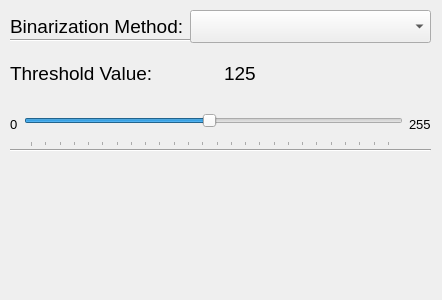
R1ma0/TheIsolatorOfStringsOfGalaxies, file Widgets/skeletonizationWindowUI.ui: the form before one commit.
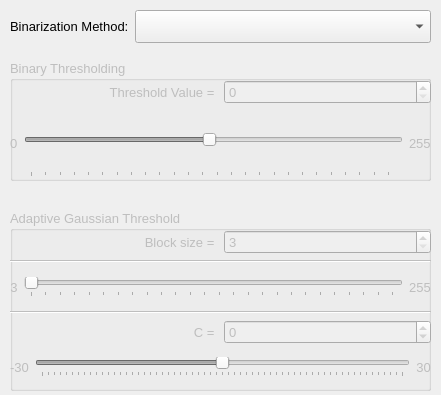
The form after the commit.

Commit message: the interface has been changed and an adaptive Gaussian binarization method has been added

Patch:
```diff
--- a/Widgets/skeletonizationWindowUI.ui
+++ b/Widgets/skeletonizationWindowUI.ui
@@ -6,39 +6,13 @@
    <rect>
     <x>0</x>
     <y>0</y>
-    <width>442</width>
-    <height>300</height>
+    <width>441</width>
+    <height>395</height>
    </rect>
   </property>
   <property name="windowTitle">
    <string>Skeletonization</string>
   </property>
-  <widget class="Line" name="line">
-   <property name="geometry">
-    <rect>
-     <x>10</x>
-     <y>30</y>
-     <width>421</width>
-     <height>20</height>
-    </rect>
-   </property>
-   <property name="orientation">
-    <enum>Qt::Horizontal</enum>
-   </property>
-  </widget>
-  <widget class="Line" name="line_2">
-   <property name="geometry">
-    <rect>
-     <x>10</x>
-     <y>140</y>
-     <width>421</width>
-     <height>20</height>
-    </rect>
-   </property>
-   <property name="orientation">
-    <enum>Qt::Horizontal</enum>
-   </property>
-  </widget>
   <widget class="QWidget" name="layoutWidget">
    <property name="geometry">
     <rect>
@@ -54,7 +28,7 @@
       <property name="font">
        <font>
         <family>Segoe UI</family>
-        <pointsize>14</pointsize>
+        <pointsize>10</pointsize>
        </font>
       </property>
       <property name="text">
@@ -73,18 +47,39 @@
       <property name="font">
        <font>
         <family>Segoe UI</family>
-        <pointsize>14</pointsize>
+        <pointsize>10</pointsize>
        </font>
       </property>
      </widget>
     </item>
    </layout>
   </widget>
-  <widget class="QWidget" name="layoutWidget">
+  <widget class="QGroupBox" name="binaryThresholdGroupBox">
+   <property name="enabled">
+    <bool>false</bool>
+   </property>
    <property name="geometry">
     <rect>
      <x>10</x>
-     <y>50</y>
+     <y>60</y>
+     <width>421</width>
+     <height>121</height>
+    </rect>
+   </property>
+   <property name="font">
+    <font>
+     <family>Segoe UI</family>
+     <pointsize>10</pointsize>
+    </font>
+   </property>
+   <property name="title">
+    <string>Binary Thresholding</string>
+   </property>
+   <widget class="QWidget" name="layoutWidget">
+    <property name="geometry">
+     <rect>
+      <x>0</x>
+      <y>20</y>
      <width>421</width>
      <height>97</height>
     </rect>
@@ -97,24 +92,27 @@
         <property name="font">
          <font>
           <family>Segoe UI</family>
-          <pointsize>14</pointsize>
+           <pointsize>10</pointsize>
          </font>
         </property>
         <property name="text">
-         <string>Threshold Value:</string>
+          <string>Threshold Value = </string>
+         </property>
+         <property name="alignment">
+          <set>Qt::AlignRight|Qt::AlignTrailing|Qt::AlignVCenter</set>
+         </property>
+         <property name="margin">
+          <number>5</number>
+         </property>
+         <property name="indent">
+          <number>-1</number>
         </property>
        </widget>
       </item>
       <item>
-       <widget class="QLabel" name="thresholdSelectedValueLabel">
-        <property name="font">
-         <font>
-          <family>Segoe UI</family>
-          <pointsize>14</pointsize>
-         </font>
-        </property>
-        <property name="text">
-         <string>125</string>
+        <widget class="QSpinBox" name="binaryThresholdValueSpinBox">
+         <property name="maximum">
+          <number>255</number>
         </property>
        </widget>
       </item>
@@ -133,6 +131,12 @@
         <property name="text">
          <string>0</string>
         </property>
+         <property name="margin">
+          <number>5</number>
+         </property>
+         <property name="indent">
+          <number>-1</number>
+         </property>
        </widget>
       </item>
       <item>
@@ -146,7 +150,7 @@
         <property name="font">
          <font>
           <family>Segoe UI</family>
-          <pointsize>14</pointsize>
+           <pointsize>10</pointsize>
          </font>
         </property>
         <property name="maximum">
@@ -174,11 +178,212 @@
         <property name="text">
          <string>255</string>
         </property>
+         <property name="margin">
+          <number>5</number>
+         </property>
+         <property name="indent">
+          <number>-1</number>
+         </property>
        </widget>
       </item>
      </layout>
     </item>
    </layout>
+   </widget>
+  </widget>
+  <widget class="QGroupBox" name="adaptiveGaussianGroupBox">
+   <property name="enabled">
+    <bool>false</bool>
+   </property>
+   <property name="geometry">
+    <rect>
+     <x>10</x>
+     <y>210</y>
+     <width>421</width>
+     <height>181</height>
+    </rect>
+   </property>
+   <property name="font">
+    <font>
+     <family>Segoe UI</family>
+     <pointsize>10</pointsize>
+    </font>
+   </property>
+   <property name="title">
+    <string>Adaptive Gaussian Threshold</string>
+   </property>
+   <widget class="QWidget" name="">
+    <property name="geometry">
+     <rect>
+      <x>0</x>
+      <y>20</y>
+      <width>421</width>
+      <height>155</height>
+     </rect>
+    </property>
+    <layout class="QVBoxLayout" name="verticalLayout_2">
+     <item>
+      <layout class="QHBoxLayout" name="horizontalLayout_4">
+       <item>
+        <widget class="QLabel" name="label">
+         <property name="text">
+          <string>Block size = </string>
+         </property>
+         <property name="alignment">
+          <set>Qt::AlignRight|Qt::AlignTrailing|Qt::AlignVCenter</set>
+         </property>
+        </widget>
+       </item>
+       <item>
+        <widget class="QSpinBox" name="gaussianBlockSizeSpinBox">
+         <property name="frame">
+          <bool>true</bool>
+         </property>
+         <property name="buttonSymbols">
+          <enum>QAbstractSpinBox::UpDownArrows</enum>
+         </property>
+         <property name="minimum">
+          <number>3</number>
+         </property>
+         <property name="maximum">
+          <number>255</number>
+         </property>
+        </widget>
+       </item>
+      </layout>
+     </item>
+     <item>
+      <widget class="Line" name="line">
+       <property name="orientation">
+        <enum>Qt::Horizontal</enum>
+       </property>
+      </widget>
+     </item>
+     <item>
+      <layout class="QHBoxLayout" name="horizontalLayout_6">
+       <item>
+        <widget class="QLabel" name="gaussianBlockSizeMinValueLabel">
+         <property name="text">
+          <string>3</string>
+         </property>
+         <property name="alignment">
+          <set>Qt::AlignCenter</set>
+         </property>
+         <property name="margin">
+          <number>5</number>
+         </property>
+        </widget>
+       </item>
+       <item>
+        <widget class="QSlider" name="gaussianBlockSizeValueSlider">
+         <property name="minimum">
+          <number>3</number>
+         </property>
+         <property name="maximum">
+          <number>255</number>
+         </property>
+         <property name="orientation">
+          <enum>Qt::Horizontal</enum>
+         </property>
+         <property name="tickPosition">
+          <enum>QSlider::TicksBelow</enum>
+         </property>
+        </widget>
+       </item>
+       <item>
+        <widget class="QLabel" name="gaussianBlockSizeMaxValueLabel">
+         <property name="text">
+          <string>255</string>
+         </property>
+         <property name="alignment">
+          <set>Qt::AlignCenter</set>
+         </property>
+         <property name="margin">
+          <number>5</number>
+         </property>
+        </widget>
+       </item>
+      </layout>
+     </item>
+     <item>
+      <widget class="Line" name="line_2">
+       <property name="orientation">
+        <enum>Qt::Horizontal</enum>
+       </property>
+      </widget>
+     </item>
+     <item>
+      <layout class="QHBoxLayout" name="horizontalLayout_5">
+       <item>
+        <widget class="QLabel" name="label_2">
+         <property name="text">
+          <string>C = </string>
+         </property>
+         <property name="alignment">
+          <set>Qt::AlignRight|Qt::AlignTrailing|Qt::AlignVCenter</set>
+         </property>
+        </widget>
+       </item>
+       <item>
+        <widget class="QSpinBox" name="gaussianCSpinBox">
+         <property name="minimum">
+          <number>-30</number>
+         </property>
+         <property name="maximum">
+          <number>30</number>
+         </property>
+        </widget>
+       </item>
+      </layout>
+     </item>
+     <item>
+      <layout class="QHBoxLayout" name="horizontalLayout_7">
+       <item>
+        <widget class="QLabel" name="gaussianCMinValueLabel">
+         <property name="text">
+          <string>-30</string>
+         </property>
+         <property name="alignment">
+          <set>Qt::AlignJustify|Qt::AlignVCenter</set>
+         </property>
+         <property name="margin">
+          <number>5</number>
+         </property>
+        </widget>
+       </item>
+       <item>
+        <widget class="QSlider" name="gaussianCValueSlider">
+         <property name="minimum">
+          <number>-30</number>
+         </property>
+         <property name="maximum">
+          <number>30</number>
+         </property>
+         <property name="orientation">
+          <enum>Qt::Horizontal</enum>
+         </property>
+         <property name="tickPosition">
+          <enum>QSlider::TicksBelow</enum>
+         </property>
+        </widget>
+       </item>
+       <item>
+        <widget class="QLabel" name="gaussianCMaxValueLabel">
+         <property name="text">
+          <string>30</string>
+         </property>
+         <property name="alignment">
+          <set>Qt::AlignCenter</set>
+         </property>
+         <property name="margin">
+          <number>5</number>
+         </property>
+        </widget>
+       </item>
+      </layout>
+     </item>
+    </layout>
+   </widget>
   </widget>
  </widget>
  <resources/>
```
Lines whose indentation alone changed are shown as unchanged. The commit also changes 10 other files.
